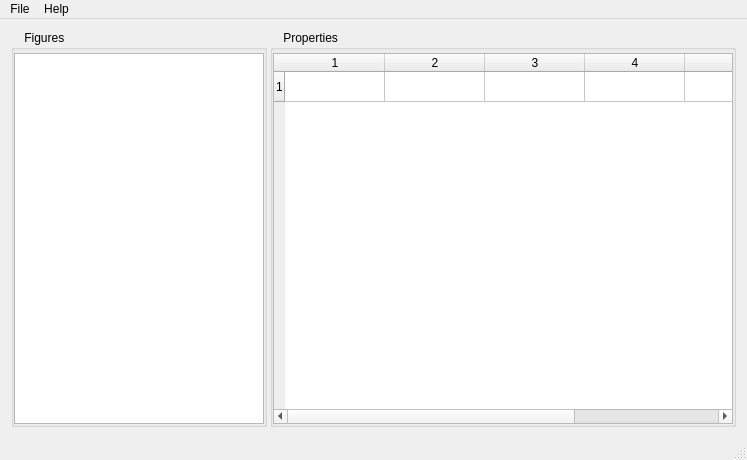
Qt form mainwindow.ui (ikukishev/figures) before a commit.
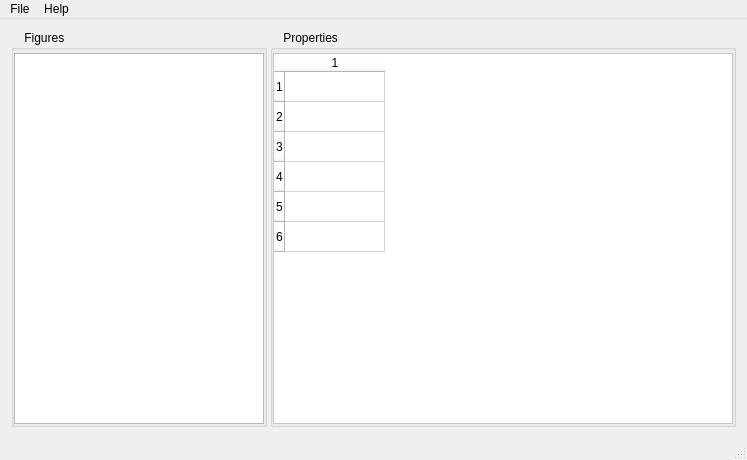
The same form after that commit.

Patch:
```diff
--- a/mainwindow.ui
+++ b/mainwindow.ui
@@ -92,22 +92,51 @@
          </property>
          <item>
           <widget class="QTableWidget" name="tableWidget">
+           <property name="styleSheet">
+            <string notr="true">background-color: white;</string>
+           </property>
            <property name="locale">
             <locale language="English" country="UnitedStates"/>
            </property>
+           <property name="frameShape">
+            <enum>QFrame::StyledPanel</enum>
+           </property>
+           <property name="frameShadow">
+            <enum>QFrame::Sunken</enum>
+           </property>
+           <property name="lineWidth">
+            <number>0</number>
+           </property>
+           <property name="midLineWidth">
+            <number>0</number>
+           </property>
+           <property name="editTriggers">
+            <set>QAbstractItemView::NoEditTriggers</set>
+           </property>
+           <property name="textElideMode">
+            <enum>Qt::ElideLeft</enum>
+           </property>
+           <property name="sortingEnabled">
+            <bool>false</bool>
+           </property>
            <property name="rowCount">
-            <number>1</number>
-           </property>
-           <property name="columnCount">
             <number>6</number>
            </property>
+           <property name="columnCount">
+            <number>1</number>
+           </property>
            <row/>
+           <row/>
+           <row/>
+           <row/>
+           <row/>
+           <row/>
            <column/>
-           <column/>
-           <column/>
-           <column/>
-           <column/>
-           <column/>
+           <item row="0" column="0">
+            <property name="text">
+             <string/>
+            </property>
+           </item>
           </widget>
          </item>
         </layout>
```
Left out of the diff: 4 changed lines with no effect on the pictures.
